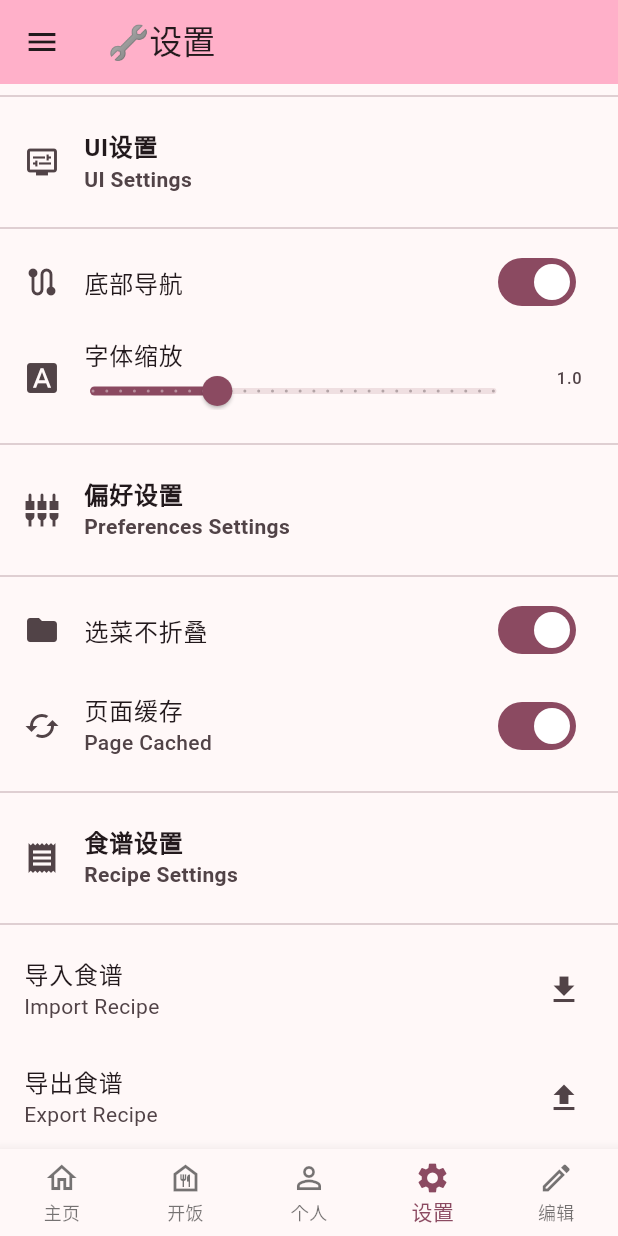
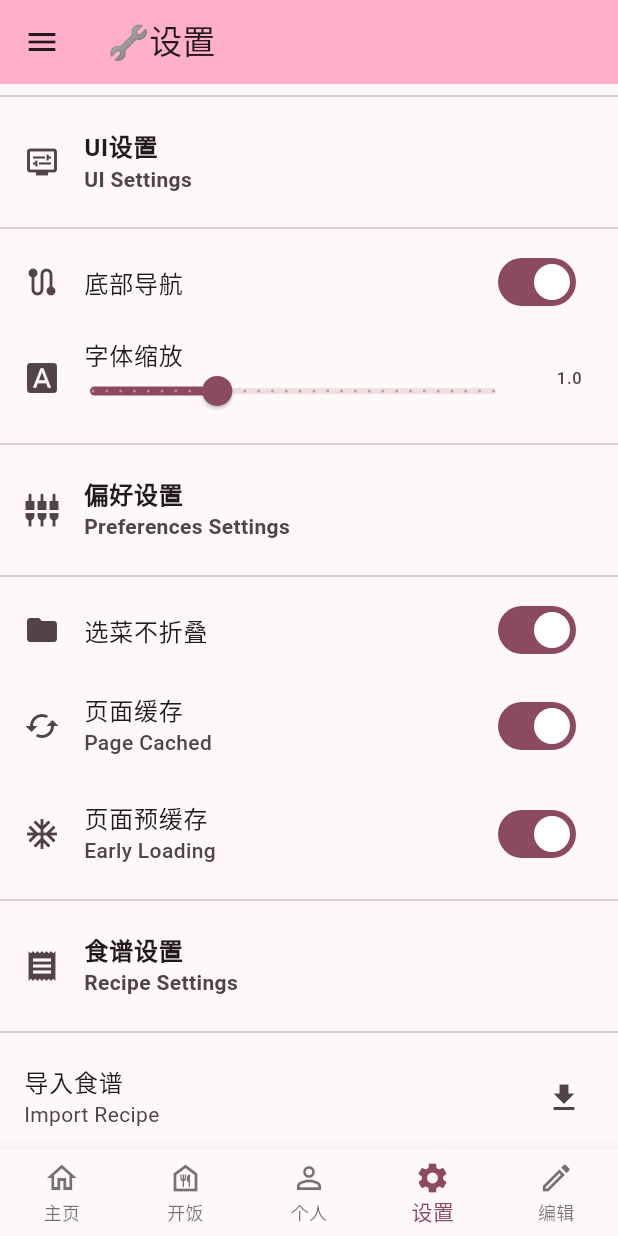
Before and after one commit to CCZU-OSSA/EatInCCZU, a Flutter app: the screen it shows after launch, item 4 of the bottom bar chosen, on a phone screen of 412 x 824 dp. Run offline on Flutter 3.47's test engine with Material 2 defaults, Android fonts, the light colour scheme and no system bars; drawn by our look-alikes of dynamic_color; our stand-ins replace file_picker, flutter_markdown, logger.

Commit message:
👽️ Fix the loading speed

```diff
--- a/lib/main.dart
+++ b/lib/main.dart
@@ -45,6 +45,9 @@ class MyApp extends StatelessWidget {
 
   @override
   Widget build(BuildContext context) {
+    if (config(context: context).getElse("early_loading", true)) {
+      earlyLoading(context);
+    }
     return DynamicColorBuilder(builder: (lightColorScheme, darkColorScheme) {
       return MaterialApp(
         key: globalApplicationKey,
--- a/lib/pages/setting.dart
+++ b/lib/pages/setting.dart
@@ -106,6 +106,19 @@ class _SettingState extends State<Setting> {
             value: config(context: context).getOrWrite("page_cached", true),
           ),
         ),
+        ListTile(
+          leading: const Icon(Icons.ac_unit),
+          title: const Text("页面预缓存",
+              style: TextStyle(fontWeight: FontWeight.w500)),
+          subtitle: const Text("Early Loading",
+              style: TextStyle(fontWeight: FontWeight.w500)),
+          trailing: Switch(
+            onChanged: (value) => setState(() {
+              config(context: context).writeKeySync("early_loading", value);
+            }),
+            value: config(context: context).getOrWrite("early_loading", true),
+          ),
+        ),
         const Divider(),
         const ListTile(
             leading: Icon(Icons.receipt),
```
Also changed, not shown: lib/pages/widgets/markdown.dart (+20 -30 lines).
